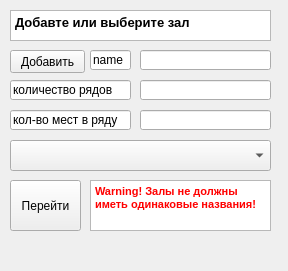
AnastasiaPotapova/Cinematic, file cinema.ui: the form before one commit.
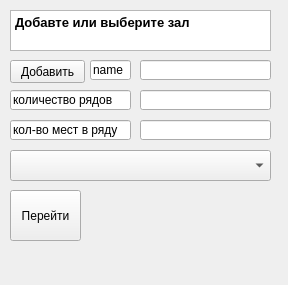
The form after the commit.

The edit to the form file:
```diff
--- a/cinema.ui
+++ b/cinema.ui
@@ -7,34 +7,17 @@
     <x>0</x>
     <y>0</y>
     <width>288</width>
-    <height>271</height>
+    <height>285</height>
    </rect>
   </property>
   <property name="windowTitle">
    <string>Form</string>
   </property>
-  <widget class="QTextEdit" name="textEdit">
-   <property name="geometry">
-    <rect>
-     <x>10</x>
-     <y>10</y>
-     <width>261</width>
-     <height>31</height>
-    </rect>
-   </property>
-   <property name="html">
-    <string>&lt;!DOCTYPE HTML PUBLIC &quot;-//W3C//DTD HTML 4.0//EN&quot; &quot;http://www.w3.org/TR/REC-html40/strict.dtd&quot;&gt;
-&lt;html&gt;&lt;head&gt;&lt;meta name=&quot;qrichtext&quot; content=&quot;1&quot; /&gt;&lt;style type=&quot;text/css&quot;&gt;
-p, li { white-space: pre-wrap; }
-&lt;/style&gt;&lt;/head&gt;&lt;body style=&quot; font-family:'MS Shell Dlg 2'; font-size:8.25pt; font-weight:400; font-style:normal;&quot;&gt;
-&lt;p style=&quot; margin-top:0px; margin-bottom:0px; margin-left:0px; margin-right:0px; -qt-block-indent:0; text-indent:0px;&quot;&gt;&lt;span style=&quot; font-size:10pt; font-weight:600;&quot;&gt;Добавте или выберите зал&lt;/span&gt;&lt;/p&gt;&lt;/body&gt;&lt;/html&gt;</string>
-   </property>
-  </widget>
   <widget class="QPushButton" name="btnadd_room">
    <property name="geometry">
     <rect>
      <x>10</x>
-     <y>50</y>
+     <y>60</y>
      <width>75</width>
      <height>23</height>
     </rect>
@@ -47,7 +30,7 @@
    <property name="geometry">
     <rect>
      <x>90</x>
-     <y>50</y>
+     <y>60</y>
      <width>41</width>
      <height>20</height>
     </rect>
@@ -60,7 +43,7 @@
    <property name="geometry">
     <rect>
      <x>140</x>
-     <y>50</y>
+     <y>60</y>
      <width>131</width>
      <height>20</height>
     </rect>
@@ -70,7 +53,7 @@
    <property name="geometry">
     <rect>
      <x>10</x>
-     <y>80</y>
+     <y>90</y>
      <width>121</width>
      <height>20</height>
     </rect>
@@ -83,17 +66,20 @@
    <property name="geometry">
     <rect>
      <x>140</x>
-     <y>80</y>
+     <y>90</y>
      <width>131</width>
      <height>20</height>
     </rect>
    </property>
+   <property name="text">
+    <string/>
+   </property>
   </widget>
   <widget class="QLineEdit" name="name_cinema_7">
    <property name="geometry">
     <rect>
      <x>10</x>
-     <y>110</y>
+     <y>120</y>
      <width>121</width>
      <height>20</height>
     </rect>
@@ -106,17 +92,20 @@
    <property name="geometry">
     <rect>
      <x>140</x>
-     <y>110</y>
+     <y>120</y>
      <width>131</width>
      <height>20</height>
     </rect>
    </property>
+   <property name="text">
+    <string/>
+   </property>
   </widget>
   <widget class="QComboBox" name="boxrooms">
    <property name="geometry">
     <rect>
      <x>10</x>
-     <y>140</y>
+     <y>150</y>
      <width>261</width>
      <height>31</height>
     </rect>
@@ -126,7 +115,7 @@
    <property name="geometry">
     <rect>
      <x>10</x>
-     <y>180</y>
+     <y>190</y>
      <width>71</width>
      <height>51</height>
     </rect>
@@ -135,13 +124,13 @@
     <string>Перейти</string>
    </property>
   </widget>
-  <widget class="QTextEdit" name="textEdit_2">
+  <widget class="QTextBrowser" name="textBrowser">
    <property name="geometry">
     <rect>
-     <x>90</x>
-     <y>180</y>
-     <width>181</width>
-     <height>51</height>
+     <x>10</x>
+     <y>10</y>
+     <width>261</width>
+     <height>41</height>
     </rect>
    </property>
    <property name="html">
@@ -149,7 +138,7 @@
 &lt;html&gt;&lt;head&gt;&lt;meta name=&quot;qrichtext&quot; content=&quot;1&quot; /&gt;&lt;style type=&quot;text/css&quot;&gt;
 p, li { white-space: pre-wrap; }
 &lt;/style&gt;&lt;/head&gt;&lt;body style=&quot; font-family:'MS Shell Dlg 2'; font-size:8.25pt; font-weight:400; font-style:normal;&quot;&gt;
-&lt;p style=&quot; margin-top:0px; margin-bottom:0px; margin-left:0px; margin-right:0px; -qt-block-indent:0; text-indent:0px;&quot;&gt;&lt;span style=&quot; font-size:8pt; font-weight:600; color:#ff0000;&quot;&gt;Warning! Залы не должны иметь одинаковые названия!&lt;/span&gt;&lt;/p&gt;&lt;/body&gt;&lt;/html&gt;</string>
+&lt;p style=&quot; margin-top:0px; margin-bottom:0px; margin-left:0px; margin-right:0px; -qt-block-indent:0; text-indent:0px;&quot;&gt;&lt;span style=&quot; font-size:10pt; font-weight:600;&quot;&gt;Добавте или выберите зал&lt;/span&gt;&lt;/p&gt;&lt;/body&gt;&lt;/html&gt;</string>
    </property>
   </widget>
  </widget>
```
